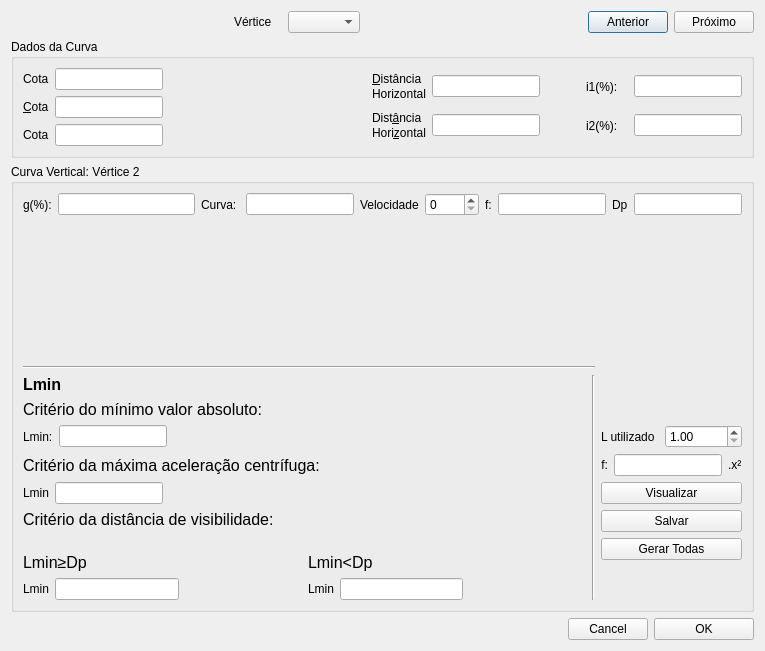
Old version of the form app/view/ui/Topo_dialog-cv.ui in the repository matheusfillipe/Topografia.
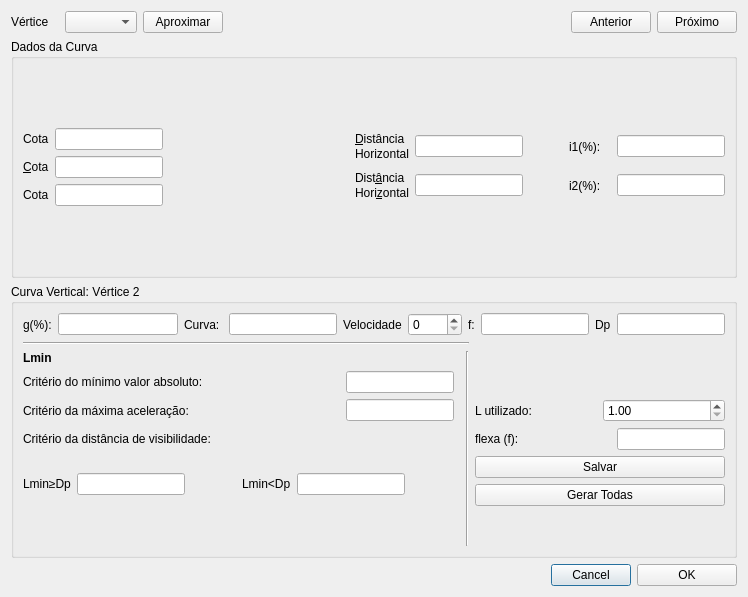
New version of the form.

Commit message: perfil corrections

```diff
--- a/app/view/ui/Topo_dialog-cv.ui
+++ b/app/view/ui/Topo_dialog-cv.ui
@@ -6,14 +6,55 @@
    <rect>
     <x>0</x>
     <y>0</y>
-    <width>765</width>
-    <height>651</height>
+    <width>748</width>
+    <height>597</height>
    </rect>
   </property>
   <property name="windowTitle">
    <string>Modificar Curva Vertical</string>
   </property>
   <layout class="QGridLayout" name="gridLayout_3">
+   <item row="6" column="0">
+    <layout class="QHBoxLayout" name="horizontalLayout_7">
+     <item>
+      <layout class="QHBoxLayout" name="horizontalLayout_6">
+       <item>
+        <spacer name="horizontalSpacer_13">
+         <property name="orientation">
+          <enum>Qt::Horizontal</enum>
+         </property>
+         <property name="sizeHint" stdset="0">
+          <size>
+           <width>40</width>
+           <height>20</height>
+          </size>
+         </property>
+        </spacer>
+       </item>
+       <item>
+        <widget class="QPushButton" name="cancelBtn">
+         <property name="text">
+          <string>Cancel</string>
+         </property>
+        </widget>
+       </item>
+       <item>
+        <widget class="QPushButton" name="okBtn">
+         <property name="minimumSize">
+          <size>
+           <width>100</width>
+           <height>0</height>
+          </size>
+         </property>
+         <property name="text">
+          <string>OK</string>
+         </property>
+        </widget>
+       </item>
+      </layout>
+     </item>
+    </layout>
+   </item>
    <item row="1" column="0">
     <widget class="QGroupBox" name="groupBox">
      <property name="title">
@@ -397,19 +438,6 @@
    </item>
    <item row="0" column="0">
     <layout class="QHBoxLayout" name="horizontalLayout_8">
-     <item>
-      <spacer name="horizontalSpacer_4">
-       <property name="orientation">
-        <enum>Qt::Horizontal</enum>
-       </property>
-       <property name="sizeHint" stdset="0">
-        <size>
-         <width>40</width>
-         <height>20</height>
-        </size>
-       </property>
-      </spacer>
-     </item>
      <item>
       <widget class="QLabel" name="label">
        <property name="text">
@@ -421,7 +449,14 @@
       <widget class="QComboBox" name="verticeCb"/>
      </item>
      <item>
-      <spacer name="horizontalSpacer_7">
+      <widget class="QPushButton" name="viewCurveBtn">
+       <property name="text">
+        <string>Aproximar</string>
+       </property>
+      </widget>
+     </item>
+     <item>
+      <spacer name="horizontalSpacer_4">
        <property name="orientation">
         <enum>Qt::Horizontal</enum>
        </property>
@@ -449,47 +484,6 @@
      </item>
     </layout>
    </item>
-   <item row="6" column="0">
-    <layout class="QHBoxLayout" name="horizontalLayout_7">
-     <item>
-      <layout class="QHBoxLayout" name="horizontalLayout_6">
-       <item>
-        <spacer name="horizontalSpacer_13">
-         <property name="orientation">
-          <enum>Qt::Horizontal</enum>
-         </property>
-         <property name="sizeHint" stdset="0">
-          <size>
-           <width>40</width>
-           <height>20</height>
-          </size>
-         </property>
-        </spacer>
-       </item>
-       <item>
-        <widget class="QPushButton" name="cancelBtn">
-         <property name="text">
-          <string>Cancel</string>
-         </property>
-        </widget>
-       </item>
-       <item>
-        <widget class="QPushButton" name="okBtn">
-         <property name="minimumSize">
-          <size>
-           <width>100</width>
-           <height>0</height>
-          </size>
-         </property>
-         <property name="text">
-          <string>OK</string>
-         </property>
-        </widget>
-       </item>
-      </layout>
-     </item>
-    </layout>
-   </item>
    <item row="3" column="0">
     <widget class="QGroupBox" name="groupBox_2">
      <property name="enabled">
@@ -505,111 +499,15 @@
       <string>Curva Vertical: Vértice 2</string>
      </property>
      <layout class="QGridLayout" name="gridLayout_2">
-      <item row="2" column="0">
-       <spacer name="verticalSpacer_2">
-        <property name="orientation">
-         <enum>Qt::Vertical</enum>
-        </property>
-        <property name="sizeHint" stdset="0">
-         <size>
-          <width>20</width>
-          <height>40</height>
-         </size>
-        </property>
-       </spacer>
-      </item>
-      <item row="4" column="3">
-       <widget class="QLabel" name="uiAlertaLb">
-        <property name="font">
-         <font>
-          <weight>75</weight>
-          <bold>true</bold>
-         </font>
-        </property>
-        <property name="text">
-         <string/>
-        </property>
-       </widget>
-      </item>
-      <item row="4" column="0">
-       <widget class="QLabel" name="label_15">
-        <property name="font">
-         <font>
-          <pointsize>12</pointsize>
-          <weight>75</weight>
-          <bold>true</bold>
-         </font>
-        </property>
-        <property name="text">
-         <string>Lmin</string>
-        </property>
-       </widget>
-      </item>
-      <item row="4" column="2" rowspan="9">
-       <widget class="Line" name="line_2">
-        <property name="orientation">
-         <enum>Qt::Vertical</enum>
-        </property>
-       </widget>
-      </item>
-      <item row="5" column="0">
-       <widget class="QLabel" name="label_6">
-        <property name="font">
-         <font>
-          <pointsize>12</pointsize>
-         </font>
-        </property>
-        <property name="text">
-         <string>Critério do mínimo valor absoluto:</string>
-        </property>
-       </widget>
-      </item>
-      <item row="7" column="3">
-       <layout class="QHBoxLayout" name="horizontalLayout_18">
-        <item>
-         <widget class="QLabel" name="cotaLabel_10">
-          <property name="toolTip">
-           <string extracomment="Constante g/(2L)"/>
-          </property>
-          <property name="text">
-           <string>f:</string>
-          </property>
-          <property name="alignment">
-           <set>Qt::AlignRight|Qt::AlignTrailing|Qt::AlignVCenter</set>
-          </property>
-         </widget>
-        </item>
-        <item>
-         <widget class="QLineEdit" name="uif">
-          <property name="sizePolicy">
-           <sizepolicy hsizetype="Fixed" vsizetype="Fixed">
-            <horstretch>0</horstretch>
-            <verstretch>0</verstretch>
-           </sizepolicy>
-          </property>
-          <property name="toolTip">
-           <string comment="?" extracomment="Constante g/(2L)"/>
-          </property>
-          <property name="readOnly">
-           <bool>true</bool>
-          </property>
-         </widget>
-        </item>
-        <item>
-         <widget class="QLabel" name="label_4">
-          <property name="text">
-           <string>.x²</string>
-          </property>
-         </widget>
-        </item>
-       </layout>
-      </item>
-      <item row="6" column="3">
+      <item row="5" column="3">
        <layout class="QHBoxLayout" name="horizontalLayout_31">
         <item>
          <widget class="QLabel" name="cotaLabel_23">
           <property name="text">
-           <string>L utilizado</string>
+           <string>L utilizado:</string>
+          </property>
+          <property name="alignment">
+           <set>Qt::AlignLeading|Qt::AlignLeft|Qt::AlignVCenter</set>
           </property>
          </widget>
         </item>
@@ -628,40 +526,31 @@
         </item>
        </layout>
       </item>
-      <item row="8" column="0">
-       <layout class="QHBoxLayout" name="horizontalLayout_12">
+      <item row="7" column="3" rowspan="5">
+       <layout class="QVBoxLayout" name="verticalLayout_2">
         <item>
-         <widget class="QLabel" name="label_3">
+         <widget class="QPushButton" name="addCurveBtn">
           <property name="text">
-           <string>Lmin</string>
+           <string>Salvar</string>
           </property>
          </widget>
         </item>
         <item>
-         <widget class="QLineEdit" name="uiLmin">
-          <property name="enabled">
-           <bool>true</bool>
+         <widget class="QPushButton" name="generateAll">
+          <property name="text">
+           <string>Gerar Todas</string>
           </property>
-          <property name="sizePolicy">
-           <sizepolicy hsizetype="Fixed" vsizetype="Fixed">
-            <horstretch>0</horstretch>
-            <verstretch>0</verstretch>
-           </sizepolicy>
-          </property>
-          <property name="readOnly">
-           <bool>true</bool>
-          </property>
          </widget>
         </item>
         <item>
-         <spacer name="horizontalSpacer_12">
+         <spacer name="verticalSpacer">
           <property name="orientation">
-           <enum>Qt::Horizontal</enum>
+           <enum>Qt::Vertical</enum>
           </property>
           <property name="sizeHint" stdset="0">
            <size>
-            <width>40</width>
-            <height>20</height>
+            <width>20</width>
+            <height>40</height>
            </size>
           </property>
          </spacer>
@@ -808,31 +697,105 @@
         </item>
        </layout>
       </item>
-      <item row="11" column="0" rowspan="2" colspan="2">
+      <item row="4" column="3">
+       <widget class="QLabel" name="uiAlertaLb2">
+        <property name="text">
+         <string/>
+        </property>
+       </widget>
+      </item>
+      <item row="3" column="2" rowspan="9">
+       <widget class="Line" name="line_2">
+        <property name="orientation">
+         <enum>Qt::Vertical</enum>
+        </property>
+       </widget>
+      </item>
+      <item row="2" column="0" colspan="3">
+       <widget class="Line" name="line">
+        <property name="orientation">
+         <enum>Qt::Horizontal</enum>
+        </property>
+       </widget>
+      </item>
+      <item row="6" column="3">
+       <layout class="QHBoxLayout" name="horizontalLayout_18">
+        <item>
+         <widget class="QLabel" name="cotaLabel_10">
+          <property name="toolTip">
+           <string extracomment="Constante g/(2L)"/>
+          </property>
+          <property name="text">
+           <string>flexa (f):</string>
+          </property>
+          <property name="alignment">
+           <set>Qt::AlignLeading|Qt::AlignLeft|Qt::AlignVCenter</set>
+          </property>
+         </widget>
+        </item>
+        <item>
+         <widget class="QLineEdit" name="uif">
+          <property name="sizePolicy">
+           <sizepolicy hsizetype="Fixed" vsizetype="Fixed">
+            <horstretch>0</horstretch>
+            <verstretch>0</verstretch>
+           </sizepolicy>
+          </property>
+          <property name="toolTip">
+           <string comment="?" extracomment="Constante g/(2L)"/>
+          </property>
+          <property name="readOnly">
+           <bool>true</bool>
+          </property>
+         </widget>
+        </item>
+       </layout>
+      </item>
+      <item row="3" column="3">
+       <widget class="QLabel" name="uiAlertaLb">
+        <property name="minimumSize">
+         <size>
+          <width>250</width>
+          <height>0</height>
+         </size>
+        </property>
+        <property name="font">
+         <font>
+          <weight>75</weight>
+          <bold>true</bold>
+         </font>
+        </property>
+        <property name="text">
+         <string/>
+        </property>
+       </widget>
+      </item>
+      <item row="3" column="0">
+       <widget class="QLabel" name="label_15">
+        <property name="font">
+         <font>
+          <weight>75</weight>
+          <bold>true</bold>
+         </font>
+        </property>
+        <property name="text">
+         <string>Lmin</string>
+        </property>
+       </widget>
+      </item>
+      <item row="8" column="0">
        <layout class="QHBoxLayout" name="horizontalLayout_20">
         <item>
          <layout class="QVBoxLayout" name="verticalLayout">
-          <item>
-           <widget class="QLabel" name="label_17">
-            <property name="font">
-             <font>
-              <pointsize>12</pointsize>
-             </font>
-            </property>
-            <property name="text">
-             <string>&lt;html&gt;&lt;head/&gt;&lt;body&gt;&lt;p&gt;Lmin≥Dp&lt;/p&gt;&lt;/body&gt;&lt;/html&gt;</string>
-            </property>
-            <property name="alignment">
-             <set>Qt::AlignLeading|Qt::AlignLeft|Qt::AlignVCenter</set>
-            </property>
-           </widget>
-          </item>
           <item>
            <layout class="QHBoxLayout" name="horizontalLayout_23">
             <item>
-             <widget class="QLabel" name="label_14">
+             <widget class="QLabel" name="label_17">
               <property name="text">
-               <string>Lmin</string>
+               <string>&lt;html&gt;&lt;head/&gt;&lt;body&gt;&lt;p&gt;Lmin≥Dp&lt;/p&gt;&lt;/body&gt;&lt;/html&gt;</string>
+              </property>
+              <property name="alignment">
+               <set>Qt::AlignLeading|Qt::AlignLeft|Qt::AlignVCenter</set>
               </property>
              </widget>
             </item>
@@ -862,27 +825,15 @@
         </item>
         <item>
          <layout class="QVBoxLayout" name="verticalLayout_3">
-          <item>
-           <widget class="QLabel" name="label_16">
-            <property name="font">
-             <font>
-              <pointsize>12</pointsize>
-             </font>
-            </property>
-            <property name="text">
-             <string>&lt;html&gt;&lt;head/&gt;&lt;body&gt;&lt;p&gt;Lmin&amp;lt;Dp&lt;/p&gt;&lt;/body&gt;&lt;/html&gt;</string>
-            </property>
-            <property name="alignment">
-             <set>Qt::AlignLeading|Qt::AlignLeft|Qt::AlignVCenter</set>
-            </property>
-           </widget>
-          </item>
           <item>
            <layout class="QHBoxLayout" name="horizontalLayout_24">
             <item>
-             <widget class="QLabel" name="label_13">
+             <widget class="QLabel" name="label_16">
               <property name="text">
-               <string>Lmin</string>
+               <string>&lt;html&gt;&lt;head/&gt;&lt;body&gt;&lt;p&gt;Lmin&amp;lt;Dp&lt;/p&gt;&lt;/body&gt;&lt;/html&gt;</string>
+              </property>
+              <property name="alignment">
+               <set>Qt::AlignLeading|Qt::AlignLeft|Qt::AlignVCenter</set>
               </property>
              </widget>
             </item>
@@ -912,81 +863,12 @@
         </item>
        </layout>
       </item>
-      <item row="3" column="0" colspan="3">
-       <widget class="Line" name="line">
-        <property name="orientation">
-         <enum>Qt::Horizontal</enum>
-        </property>
-       </widget>
-      </item>
-      <item row="8" column="3" rowspan="5">
-       <layout class="QVBoxLayout" name="verticalLayout_2">
-        <item>
-         <widget class="QPushButton" name="viewCurveBtn">
-          <property name="text">
-           <string>Visualizar</string>
-          </property>
-         </widget>
-        </item>
-        <item>
-         <widget class="QPushButton" name="addCurveBtn">
-          <property name="text">
-           <string>Salvar</string>
-          </property>
-         </widget>
-        </item>
-        <item>
-         <widget class="QPushButton" name="generateAll">
-          <property name="text">
-           <string>Gerar Todas</string>
-          </property>
-         </widget>
-        </item>
-        <item>
-         <spacer name="verticalSpacer">
-          <property name="orientation">
-           <enum>Qt::Vertical</enum>
-          </property>
-          <property name="sizeHint" stdset="0">
-           <size>
-            <width>20</width>
-            <height>40</height>
-           </size>
-          </property>
-         </spacer>
-        </item>
-       </layout>
-      </item>
-      <item row="7" column="0">
-       <widget class="QLabel" name="label_7">
-        <property name="font">
-         <font>
-          <pointsize>12</pointsize>
-         </font>
-        </property>
-        <property name="text">
-         <string>Critério da máxima aceleração centrífuga:</string>
-        </property>
-       </widget>
-      </item>
-      <item row="9" column="0">
-       <widget class="QLabel" name="label_10">
-        <property name="font">
-         <font>
-          <pointsize>12</pointsize>
-         </font>
-        </property>
-        <property name="text">
-         <string>Critério da distância de visibilidade:</string>
-        </property>
-       </widget>
-      </item>
-      <item row="6" column="0">
+      <item row="4" column="0">
        <layout class="QHBoxLayout" name="horizontalLayout_4">
         <item>
-         <widget class="QLabel" name="cotaLabel_7">
+         <widget class="QLabel" name="label_6">
           <property name="text">
-           <string>Lmin:</string>
+           <string>Critério do mínimo valor absoluto:</string>
           </property>
          </widget>
         </item>
@@ -1003,21 +885,42 @@
           </property>
          </widget>
         </item>
+       </layout>
+      </item>
+      <item row="5" column="0">
+       <layout class="QHBoxLayout" name="horizontalLayout_12">
         <item>
-         <spacer name="horizontalSpacer_10">
-          <property name="orientation">
-           <enum>Qt::Horizontal</enum>
+         <widget class="QLabel" name="label_7">
+          <property name="text">
+           <string>Critério da máxima aceleração: </string>
           </property>
-          <property name="sizeHint" stdset="0">
-           <size>
-            <width>40</width>
-            <height>20</height>
-           </size>
+         </widget>
+        </item>
+        <item>
+         <widget class="QLineEdit" name="uiLmin">
+          <property name="enabled">
+           <bool>true</bool>
           </property>
-         </spacer>
+          <property name="sizePolicy">
+           <sizepolicy hsizetype="Fixed" vsizetype="Fixed">
+            <horstretch>0</horstretch>
+            <verstretch>0</verstretch>
+           </sizepolicy>
+          </property>
+          <property name="readOnly">
+           <bool>true</bool>
+          </property>
+         </widget>
         </item>
        </layout>
       </item>
+      <item row="6" column="0">
+       <widget class="QLabel" name="label_10">
+        <property name="text">
+         <string>Critério da distância de visibilidade:</string>
+        </property>
+       </widget>
+      </item>
      </layout>
     </widget>
    </item>
```
Left out of the diff: 1 changed line with no effect on the pictures. The commit also changes 2 other files.
